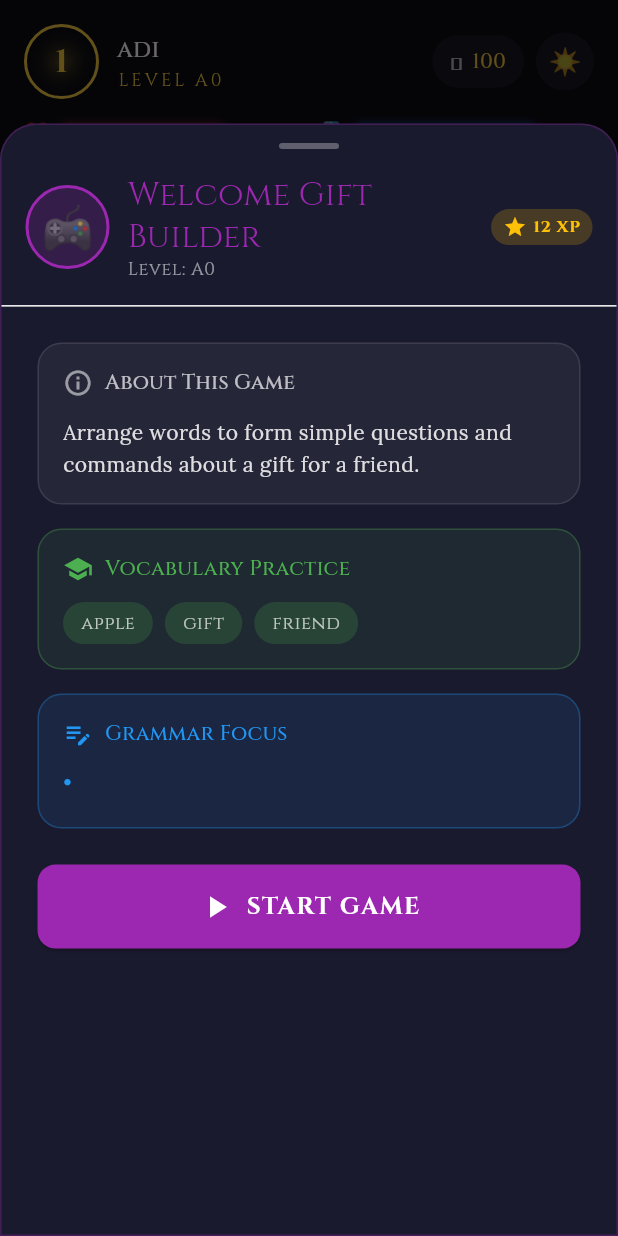
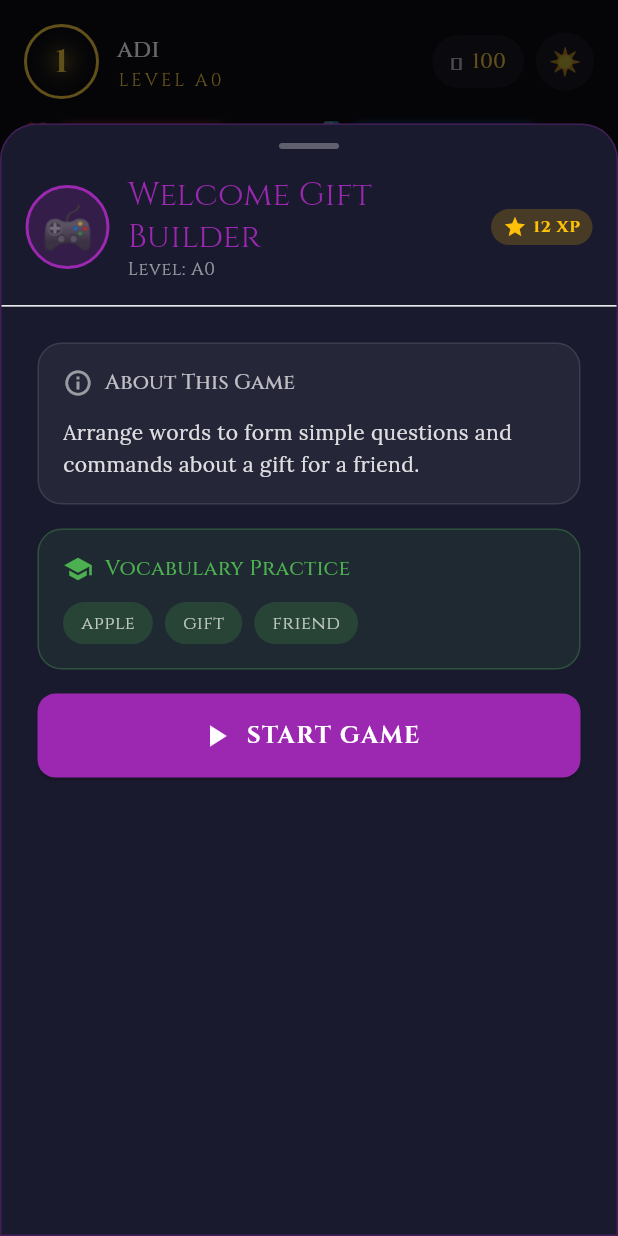
Before and after one commit to AdithyaLaakso/Vocari_RPG, a Flutter app: the screen it shows after launch, after a tap on "Look Around", after a tap on "apple", after a tap on "Welcome Gift Builder", on a phone screen of 412 x 824 dp. Run offline on Flutter 3.47's test engine with Material 3 defaults, Android fonts, the phone set to English and light mode, and no system bars; drawn by our look-alikes of flutter_animate; our stand-ins replace google_fonts; missing offline and left inert: luavm_widget; project files that could hold a hidden picture were left out.

Commit message:
fixed minor bug where empty grammar focus would appear

```diff
--- a/rpg/lib/mini_game_sheet.dart
+++ b/rpg/lib/mini_game_sheet.dart
@@ -311,13 +311,13 @@ class _MiniGameSheetState extends State<MiniGameSheet> {
           ],
 
           // Grammar focus
-          if (widget.game.grammarFocus.isNotEmpty) ...[
+          if (widget.game.grammarFocus.isNotEmpty && widget.game.grammarFocus[0].isNotEmpty) ...[
             Container(
               padding: const EdgeInsets.all(16),
               decoration: BoxDecoration(
                 borderRadius: BorderRadius.circular(16),
-                color: Colors.blue.withOpacity(0.1),
-                border: Border.all(color: Colors.blue.withOpacity(0.3)),
+                color: Colors.blue.withValues(alpha: 0.1),
+                border: Border.all(color: Colors.blue.withValues(alpha: 0.3)),
               ),
               child: Column(
                 crossAxisAlignment: CrossAxisAlignment.start,
```
